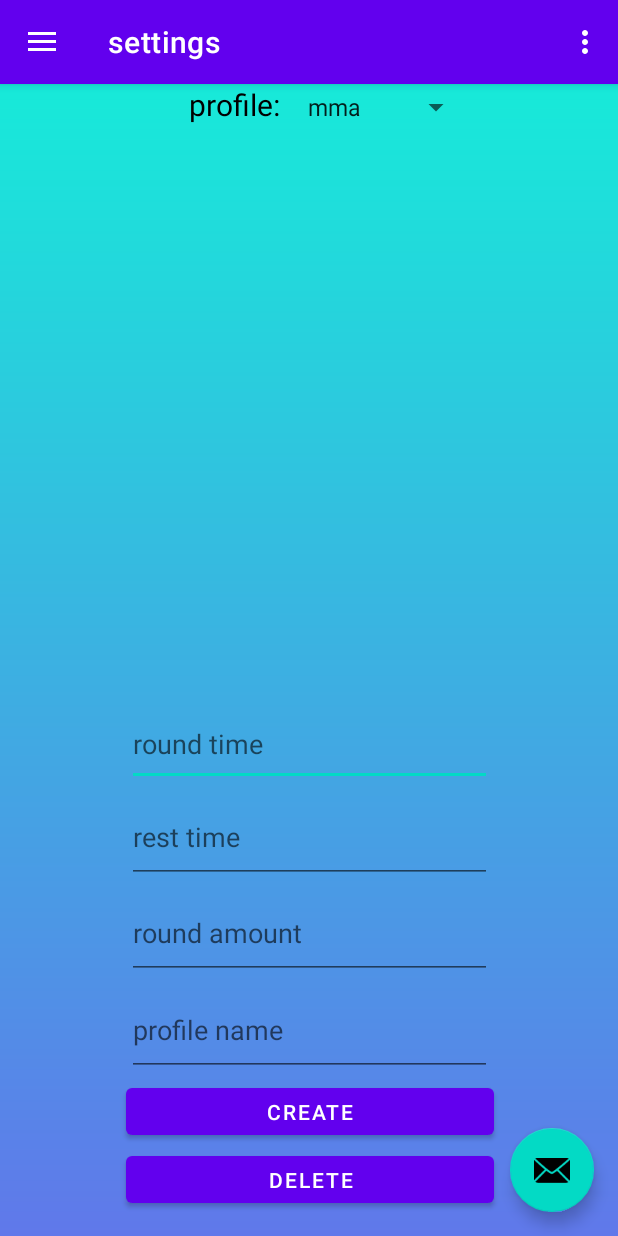
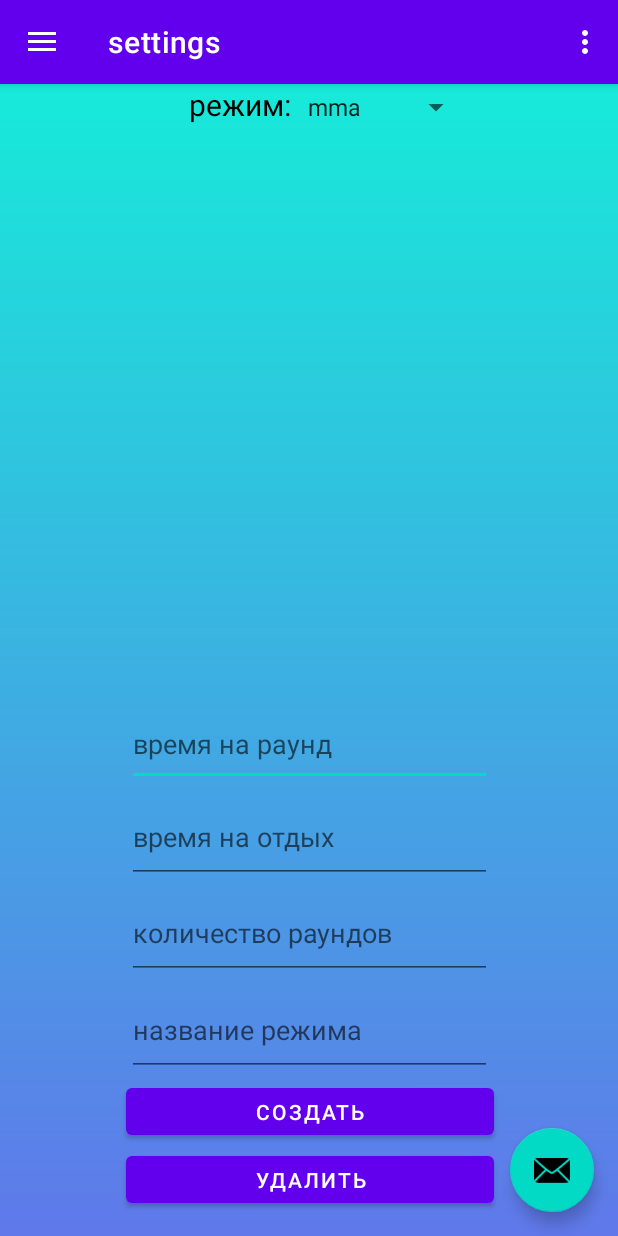
Before and after one commit to KostinMikhail/BoxingTimer, an Android app: the screen it shows after launch (MainActivity), in the side drawer, after a tap on "settings", on a phone screen of 412 x 824 dp. Run offline under Robolectric (Android 15) with nearby library versions, the light colour scheme and no system bars; our stand-ins replace Room's generated code, navigation-ui; 2 statements that could not run were skipped.

Commit message:
vals vars

```diff
--- a/app/src/main/java/com/example/timeplateactivity/ui/home/HomeViewModel.kt
+++ b/app/src/main/java/com/example/timeplateactivity/ui/home/HomeViewModel.kt
@@ -7,7 +7,7 @@ import androidx.lifecycle.ViewModel
 class HomeViewModel : ViewModel() {
 
     private val _text = MutableLiveData<String>().apply {
-        value = "timer here"
+        value = " "
     }
     val text: LiveData<String> = _text
 }
--- a/app/src/main/java/com/example/timeplateactivity/ui/settings/SettingsFragment.kt
+++ b/app/src/main/java/com/example/timeplateactivity/ui/settings/SettingsFragment.kt
@@ -6,7 +6,6 @@ import android.view.View
 import android.view.ViewGroup
 import android.widget.AdapterView
 import android.widget.ArrayAdapter
-import android.widget.TextView
 import android.widget.Toast
 import androidx.fragment.app.Fragment
 import androidx.lifecycle.ViewModelProvider
@@ -55,15 +54,15 @@ class SettingsFragment : Fragment() {
         val userDao = db.profileDao()
 
         fun spinnerRefresh(){
-            var profiles: List<Profile> = userDao.getAll()
-            var profilesTitles: ArrayList<String?> = arrayListOf()
+            val profiles: List<Profile> = userDao.getAll()
+            val profilesTitles: ArrayList<String?> = arrayListOf()
             for (list in profiles) {
                 profilesTitles.add(list.profileName)
             }
 
 
 
-            binding.spinner.onItemSelectedListener = object : AdapterView.OnItemSelectedListener{
+            binding.spinner.onItemSelectedListener = object : AdapterView.OnItemSelectedListener {
                 override fun onNothingSelected(parent: AdapterView<*>?) {
 
                 }
@@ -89,13 +88,13 @@ class SettingsFragment : Fragment() {
 
         binding.nmbr.setOnClickListener{
             roundTimeString = binding.nmbr.text.toString()
-            var roundTimeString1: Long = roundTimeString!!.toLong()
+            val roundTimeString1: Long = roundTimeString!!.toLong()
             roundTime = roundTimeString1 * 1000
         }
 
         binding.nmbr2.setOnClickListener{
             restTimeString = binding.nmbr2.text.toString()
-            var restTimeString1: Long = restTimeString!!.toLong()
+            val restTimeString1: Long = restTimeString!!.toLong()
             restTime = restTimeString1 * 1000
 
         }
--- a/app/src/main/res/layout/fragment_settings.xml
+++ b/app/src/main/res/layout/fragment_settings.xml
@@ -10,7 +10,7 @@
         android:id="@+id/profile"
         android:layout_width="71dp"
         android:layout_height="59dp"
-        android:text="profile:"
+        android:text="@string/profile"
         android:textColor="@color/black"
         android:textSize="20sp"
         app:layout_constraintEnd_toStartOf="@+id/spinner"
@@ -41,7 +41,7 @@
         android:layout_width="243dp"
         android:layout_height="55dp"
         android:ems="10"
-        android:hint="round time"
+        android:hint="@string/roundTime"
         android:inputType="number"
         android:maxLength="1"
         app:layout_constraintBottom_toBottomOf="parent"
@@ -55,7 +55,7 @@
         android:layout_width="243dp"
         android:layout_height="61dp"
         android:ems="10"
-        android:hint="rest time"
+        android:hint="@string/restTime"
         android:inputType="number"
         android:maxLength="1"
         app:layout_constraintBottom_toBottomOf="parent"
@@ -69,7 +69,7 @@
         android:layout_width="243dp"
         android:layout_height="61dp"
         android:ems="10"
-        android:hint="round amount"
+        android:hint="@string/roundAmount"
         android:inputType="number"
         android:maxLength="1"
         app:layout_constraintBottom_toBottomOf="parent"
@@ -83,7 +83,7 @@
         android:layout_width="243dp"
         android:layout_height="61dp"
         android:ems="10"
-        android:hint="profile name"
+        android:hint="@string/profileName"
         android:inputType="text"
         android:maxLength="15"
         app:layout_constraintBottom_toBottomOf="parent"
@@ -96,7 +96,7 @@
         android:id="@+id/create"
         android:layout_width="245dp"
         android:layout_height="43dp"
-        android:text="create"
+        android:text="@string/create"
         android:visibility="visible"
         app:layout_constraintBottom_toBottomOf="parent"
         app:layout_constraintEnd_toEndOf="parent"
@@ -109,7 +109,7 @@
         android:id="@+id/delete"
         android:layout_width="245dp"
         android:layout_height="43dp"
-        android:text="delete"
+        android:text="@string/delete"
         android:visibility="visible"
         app:layout_constraintBottom_toBottomOf="parent"
         app:layout_constraintEnd_toEndOf="parent"
--- a/app/src/main/res/values/strings.xml
+++ b/app/src/main/res/values/strings.xml
@@ -23,7 +23,7 @@
     <string name="deleted">удалено</string>
     <string name="youCantDeleteThis">вы не можете удалить этот режим</string>
     <string name="secondsRemaining">\"секунд осталось: \"</string>
-    <string name="round">\"раунд  \"</string>
+
     <string name="start">старт</string>
     <string name="profile">режим:</string>
     <string name="resume">продолжить</string>
@@ -35,6 +35,14 @@
     <string name="firstRound">первый раунд</string>
     <string name="getReady">приготовьтесь</string>
     <string name="secondRemaining">"секунд осталось: "</string>
+    <string name="showRound">"раунд "</string>
+    <string name="restart">рестарт</string>
+    <string name="roundTime">время на раунд</string>
+    <string name="restTime">время на отдых</string>
+    <string name="roundAmount">количество раундов</string>
+    <string name="profileName">название режима</string>
+    <string name="create">создать</string>
+    <string name="delete">удалить</string>
 
 
 </resources>
```
Also changed, not shown: app/src/main/java/com/example/timeplateactivity/ui/home/HomeFragment.kt (+32 -43 lines), app/src/main/res/layout/fragment_home.xml (+5 -5 lines).
